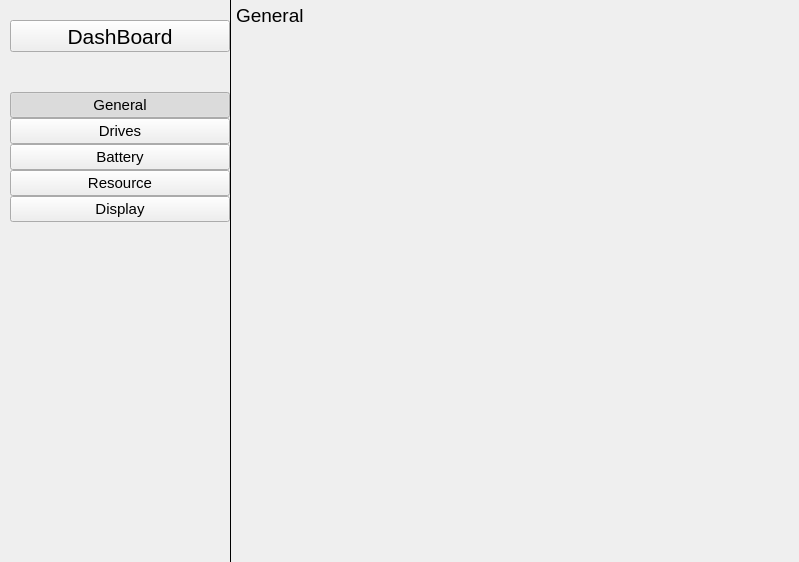
Above: app/dashboard/dashboard.ui from rahmanshaber/corebox before the change. Below: the same form after it.
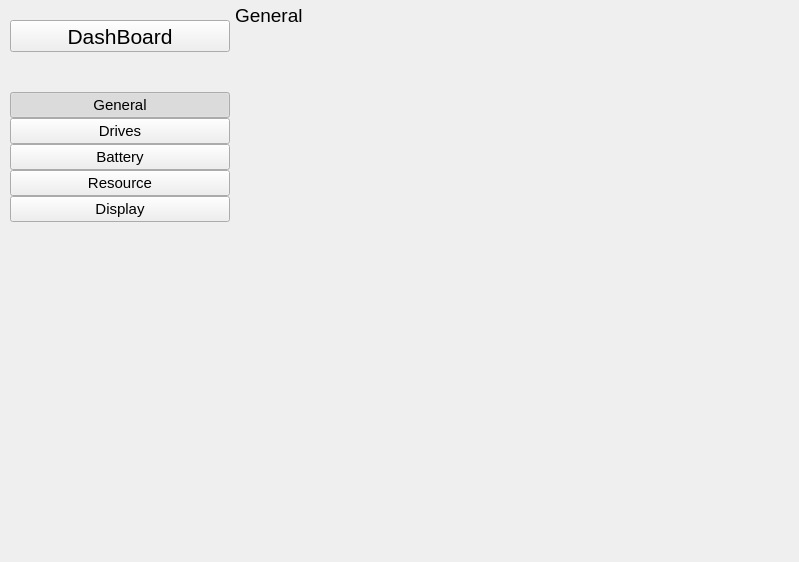
That is the form after the change. Icons and pictures are not drawn.

What changed in the file:
```diff
--- a/app/dashboard/dashboard.ui
+++ b/app/dashboard/dashboard.ui
@@ -302,29 +302,7 @@
      </layout>
     </widget>
    </item>
-   <item row="0" column="1" rowspan="2">
-    <widget class="Line" name="line">
-     <property name="minimumSize">
-      <size>
-       <width>1</width>
-       <height>0</height>
-      </size>
-     </property>
-     <property name="maximumSize">
-      <size>
-       <width>1</width>
-       <height>16777215</height>
-      </size>
-     </property>
-     <property name="frameShadow">
-      <enum>QFrame::Plain</enum>
-     </property>
-     <property name="orientation">
-      <enum>Qt::Vertical</enum>
-     </property>
-    </widget>
-   </item>
-   <item row="0" column="2">
+   <item row="0" column="1">
     <widget class="QFrame" name="nameBar">
      <property name="minimumSize">
       <size>
@@ -412,7 +390,7 @@
      </layout>
     </widget>
    </item>
-   <item row="1" column="2">
+   <item row="1" column="1">
     <widget class="QStackedWidget" name="pages">
      <property name="currentIndex">
       <number>4</number>
```
